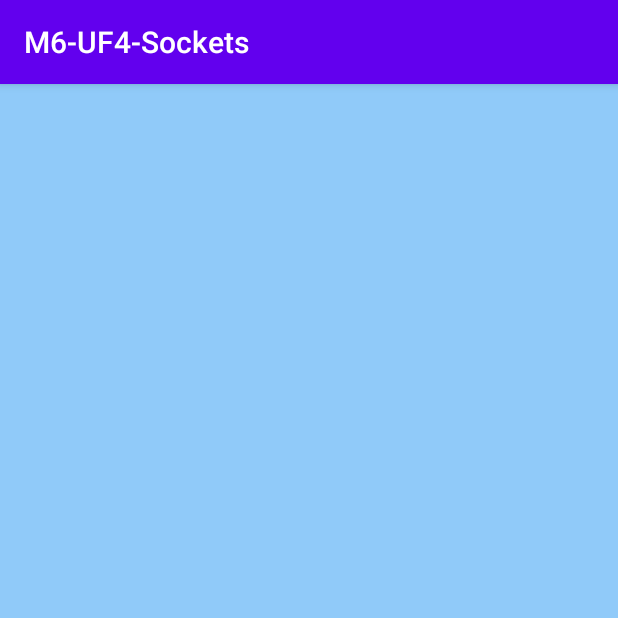
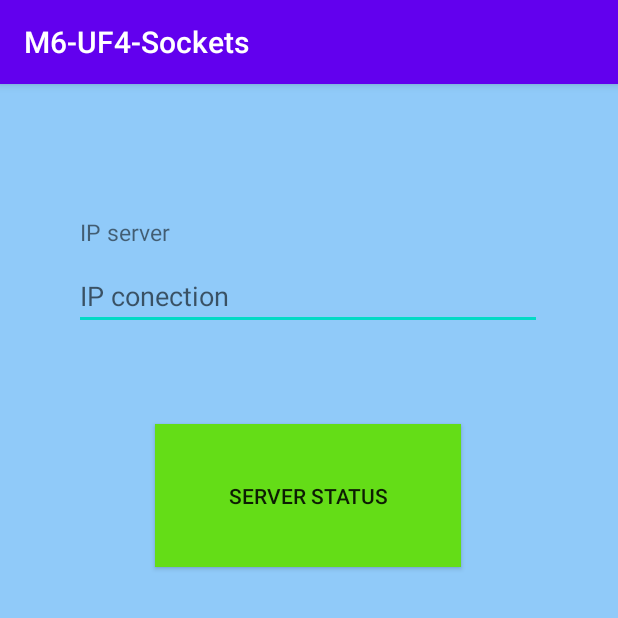
Before and after one commit to AndresLQ1987/M6-UF4-Sockets, an Android app: the screen it shows after launch (MainActivity), on a phone screen of 412 x 824 dp, the top half of it. Run offline under Robolectric (Android 15) with nearby library versions, the phone set to English and light mode, and no system bars.

Commit message:
create main interface

```diff
--- a/app/src/main/res/layout/activity_main.xml
+++ b/app/src/main/res/layout/activity_main.xml
@@ -6,4 +6,45 @@
     android:layout_width="match_parent"
     android:layout_height="match_parent"
     android:background="@color/bck_color"
-    tools:context=".MainActivity" />
+    tools:context=".MainActivity">
+
+    <TextView
+        android:id="@+id/lbl_ip_conection"
+        android:layout_width="66dp"
+        android:layout_height="21dp"
+        android:text=" IP server"
+        android:textSize="15sp"
+        app:layout_constraintBottom_toBottomOf="parent"
+        app:layout_constraintEnd_toEndOf="parent"
+        app:layout_constraintHorizontal_bias="0.142"
+        app:layout_constraintStart_toStartOf="parent"
+        app:layout_constraintTop_toTopOf="parent"
+        app:layout_constraintVertical_bias="0.118" />
+
+    <EditText
+        android:id="@+id/txt_ip"
+        android:layout_width="312dp"
+        android:layout_height="42dp"
+        android:ems="10"
+        android:hint="IP conection"
+        android:inputType="textPersonName"
+        app:layout_constraintBottom_toBottomOf="parent"
+        app:layout_constraintEnd_toEndOf="parent"
+        app:layout_constraintHorizontal_bias="0.494"
+        app:layout_constraintStart_toStartOf="parent"
+        app:layout_constraintTop_toBottomOf="@+id/lbl_ip_conection"
+        app:layout_constraintVertical_bias="0.021" />
+
+    <Button
+        android:id="@+id/btn_conect"
+        android:layout_width="204dp"
+        android:layout_height="95dp"
+        android:background="@color/Server_Conection_OK"
+        android:text="Server status"
+        app:layout_constraintBottom_toBottomOf="parent"
+        app:layout_constraintEnd_toEndOf="parent"
+        app:layout_constraintHorizontal_bias="0.497"
+        app:layout_constraintStart_toStartOf="parent"
+        app:layout_constraintTop_toBottomOf="@+id/txt_ip"
+        app:layout_constraintVertical_bias="0.123" />
+</androidx.constraintlayout.widget.ConstraintLayout>
--- a/app/src/main/res/values/colors.xml
+++ b/app/src/main/res/values/colors.xml
@@ -4,4 +4,6 @@
     <color name="colorPrimaryDark">#3700B3</color>
     <color name="colorAccent">#03DAC5</color>
     <color name="bck_color">#90CAF9</color>
+    <color name="No_Conection_Server">#D50000</color>
+    <color name="Server_Conection_OK">#64DD17</color>
 </resources>
```
